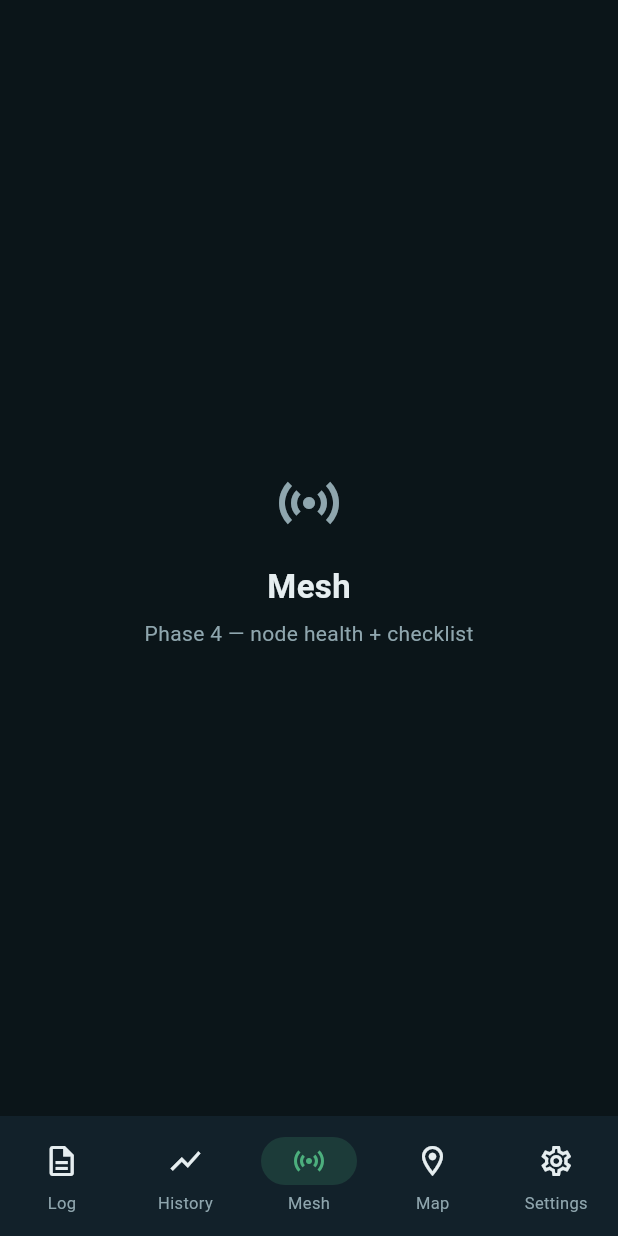
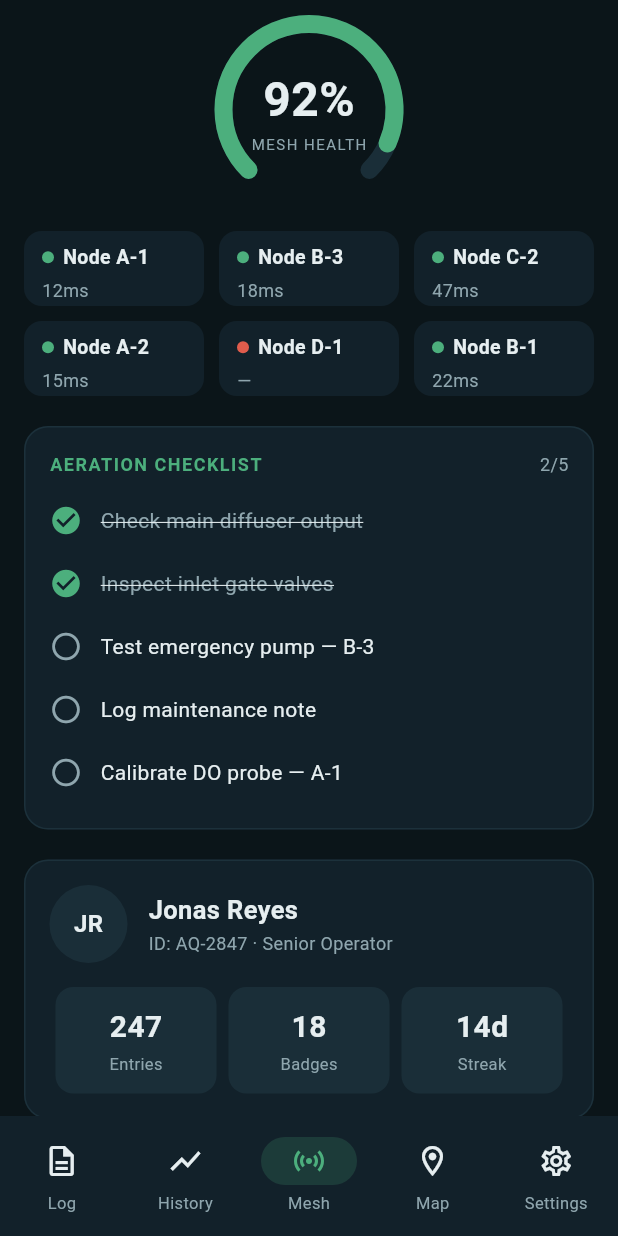
Before and after one commit to jhaienz/AquaPulse-mobile, a Flutter app: the screen it shows after launch, item 3 of the bottom bar chosen, on a phone screen of 412 x 824 dp. Run offline on Flutter 3.47's test engine with Material 3 defaults, Android fonts, the phone set to English and light mode, and no system bars; our stand-ins replace flutter_riverpod.

Commit message:
Phase 4: Mesh tab — health gauge, node grid, checklist, operator profile
CustomPaint arc gauge for mesh health, 3-wide node latency grid (offline D-1
shows —), tappable aeration checklist with live done/total counter, and the
operator profile card with stat tiles. New mesh models + read-only providers.
analyze clean, 8 tests passing.

Co-Authored-By: Claude Opus 4.8 <noreply@anthropic.com>

```diff
--- /dev/null
+++ b/lib/models/mesh.dart
@@ -0,0 +1,35 @@
+/// A LoRa node's link state on the mesh (figma Mesh tab).
+class MeshNode {
+  final String id; // e.g. "A-1"
+  final int? latencyMs; // null when offline
+  bool get online => latencyMs != null;
+  const MeshNode(this.id, this.latencyMs);
+}
+
+/// An item on the aeration/maintenance checklist. `done` is toggled by the
+/// operator; persistence across restarts is Phase 7 (local cache).
+class ChecklistItem {
+  final String label;
+  final bool done;
+  const ChecklistItem(this.label, {this.done = false});
+
+  ChecklistItem toggled() => ChecklistItem(label, done: !done);
+}
+
+/// The signed-in field operator and their running stats.
+class Operator {
+  final String name;
+  final String id; // e.g. "AQ-2847"
+  final String role;
+  final int entries;
+  final int badges;
+  final int streakDays;
+  const Operator({
+    required this.name,
+    required this.id,
+    required this.role,
+    required this.entries,
+    required this.badges,
+    required this.streakDays,
+  });
+}
--- a/lib/repositories/fixtures.dart
+++ b/lib/repositories/fixtures.dart
@@ -4,6 +4,7 @@ import '../models/achievement.dart';
 import '../models/enclosure.dart';
 import '../models/field_log.dart';
 import '../models/forecast.dart';
+import '../models/mesh.dart';
 import '../models/species.dart';
 import '../models/telemetry.dart';
 import '../theme.dart';
@@ -78,6 +79,36 @@ FieldLogEntry fixtureFieldLog(String enclosureId) => FieldLogEntry(
 /// The enclosure the Log tab is focused on (mockup opens on A-1).
 const fixtureSelectedEnclosureId = 'A-1';
 
+/// Mesh node link states (matches the mockup — D-1 offline).
+const fixtureMeshNodes = <MeshNode>[
+  MeshNode('A-1', 12),
+  MeshNode('B-3', 18),
+  MeshNode('C-2', 47),
+  MeshNode('A-2', 15),
+  MeshNode('D-1', null),
+  MeshNode('B-1', 22),
+];
+
+const fixtureMeshHealthPercent = 92;
+
+/// Aeration/maintenance checklist — 2 of 5 done (mockup).
+const fixtureChecklist = <ChecklistItem>[
+  ChecklistItem('Check main diffuser output', done: true),
+  ChecklistItem('Inspect inlet gate valves', done: true),
+  ChecklistItem('Test emergency pump — B-3'),
+  ChecklistItem('Log maintenance note'),
+  ChecklistItem('Calibrate DO probe — A-1'),
+];
+
+const fixtureOperator = Operator(
+  name: 'Jonas Reyes',
+  id: 'AQ-2847',
+  role: 'Senior Operator',
+  entries: 247,
+  badges: 18,
+  streakDays: 14,
+);
+
 /// Field Mode sync snapshot for the Map panel. Real sync state is Phase 7;
 /// this is the fixture stand-in.
 class FieldSyncStatus {
--- a/lib/repositories/repositories.dart
+++ b/lib/repositories/repositories.dart
@@ -4,6 +4,7 @@ import '../models/achievement.dart';
 import '../models/enclosure.dart';
 import '../models/field_log.dart';
 import '../models/forecast.dart';
+import '../models/mesh.dart';
 import '../models/telemetry.dart';
 import 'fixtures.dart';
 
@@ -109,3 +110,8 @@ final achievementsProvider = FutureProvider<List<Achievement>>(
 
 // Field Mode sync snapshot (fixture; real sync state is Phase 7).
 final fieldSyncProvider = Provider<FieldSyncStatus>((_) => fixtureFieldSync);
+
+// Mesh tab (read-only fixtures).
+final meshNodesProvider = Provider<List<MeshNode>>((_) => fixtureMeshNodes);
+final meshHealthProvider = Provider<int>((_) => fixtureMeshHealthPercent);
+final operatorProvider = Provider<Operator>((_) => fixtureOperator);
--- a/lib/screens/app_shell.dart
+++ b/lib/screens/app_shell.dart
@@ -4,6 +4,7 @@ import '../theme.dart';
 import 'history_screen.dart';
 import 'log_screen.dart';
 import 'map_screen.dart';
+import 'mesh_screen.dart';
 import 'placeholder_screen.dart';
 
 /// Root shell: 5 fixed tabs via IndexedStack (no go_router — YAGNI).
@@ -21,7 +22,7 @@ class _AppShellState extends State<AppShell> {
   static const _tabs = <Widget>[
     LogScreen(),
     HistoryScreen(),
-    PlaceholderScreen(title: 'Mesh', phase: 'Phase 4 — node health + checklist', icon: Icons.sensors),
+    MeshScreen(),
     MapScreen(),
     PlaceholderScreen(title: 'Settings', phase: 'Phase 5 — toggles + alerts', icon: Icons.settings_outlined),
   ];
--- /dev/null
+++ b/lib/screens/mesh_screen.dart
@@ -0,0 +1,233 @@
+import 'package:flutter/material.dart';
+import 'package:flutter_riverpod/flutter_riverpod.dart';
+
+import '../models/mesh.dart';
+import '../repositories/fixtures.dart';
+import '../repositories/repositories.dart';
+import '../theme.dart';
+import '../widgets/gauge.dart';
+
+/// Mesh tab — network health gauge, node latency grid, aeration checklist,
+/// operator profile.
+class MeshScreen extends ConsumerStatefulWidget {
+  const MeshScreen({super.key});
+
+  @override
+  ConsumerState<MeshScreen> createState() => _MeshScreenState();
+}
+
+class _MeshScreenState extends ConsumerState<MeshScreen> {
+  // Screen-local checklist state. IndexedStack keeps this alive across tab
+  // switches; durable-across-restart persistence is Phase 7.
+  final List<ChecklistItem> _checklist = List.of(fixtureChecklist);
+
+  void _toggle(int i) => setState(() => _checklist[i] = _checklist[i].toggled());
+
+  @override
+  Widget build(BuildContext context) {
+    final nodes = ref.watch(meshNodesProvider);
+    final health = ref.watch(meshHealthProvider);
+    final op = ref.watch(operatorProvider);
+    final doneCount = _checklist.where((c) => c.done).length;
+
+    return SafeArea(
+      child: ListView(
+        padding: const EdgeInsets.fromLTRB(16, 8, 16, 24),
+        children: [
+          Center(child: ArcGauge(percent: health, label: 'MESH HEALTH')),
+          const SizedBox(height: 16),
+          _NodeGrid(nodes),
+          const SizedBox(height: 20),
+          _Card(
+            child: Column(
+              crossAxisAlignment: CrossAxisAlignment.start,
+              children: [
+                _SectionHeader('AERATION CHECKLIST', '$doneCount/${_checklist.length}'),
+                const SizedBox(height: 8),
+                for (var i = 0; i < _checklist.length; i++) _ChecklistRow(_checklist[i], () => _toggle(i)),
+              ],
+            ),
+          ),
+          const SizedBox(height: 20),
+          _OperatorCard(op),
+        ],
+      ),
+    );
+  }
+}
+
+class _NodeGrid extends StatelessWidget {
+  final List<MeshNode> nodes;
+  const _NodeGrid(this.nodes);
+
+  @override
+  Widget build(BuildContext context) {
+    return GridView.count(
+      crossAxisCount: 3,
+      shrinkWrap: true,
+      physics: const NeverScrollableScrollPhysics(),
+      mainAxisSpacing: 10,
+      crossAxisSpacing: 10,
+      childAspectRatio: 2.4,
+      children: [for (final n in nodes) _NodeCard(n)],
+    );
+  }
+}
+
+class _NodeCard extends StatelessWidget {
+  final MeshNode node;
+  const _NodeCard(this.node);
+
+  @override
+  Widget build(BuildContext context) {
+    final color = node.online ? AppColors.normal : AppColors.critical;
+    return Container(
+      padding: const EdgeInsets.symmetric(horizontal: 12, vertical: 8),
+      decoration: BoxDecoration(color: AppColors.surface, borderRadius: BorderRadius.circular(12)),
+      child: Column(
+        crossAxisAlignment: CrossAxisAlignment.start,
+        mainAxisAlignment: MainAxisAlignment.center,
+        children: [
+          Row(children: [
+            Container(width: 8, height: 8, decoration: BoxDecoration(color: color, shape: BoxShape.circle)),
+            const SizedBox(width: 6),
+            Text('Node ${node.id}',
+                style: const TextStyle(fontSize: 13, fontWeight: FontWeight.w600, color: AppColors.textPrimary)),
+          ]),
+          const SizedBox(height: 4),
+          Text(node.online ? '${node.latencyMs}ms' : '—',
+              style: const TextStyle(fontSize: 12, color: AppColors.textSecondary)),
+        ],
+      ),
+    );
+  }
+}
+
+class _ChecklistRow extends StatelessWidget {
+  final ChecklistItem item;
+  final VoidCallback onTap;
+  const _ChecklistRow(this.item, this.onTap);
+
+  @override
+  Widget build(BuildContext context) {
+    return InkWell(
+      onTap: onTap,
+      borderRadius: BorderRadius.circular(10),
+      child: Padding(
+        padding: const EdgeInsets.symmetric(vertical: 10),
+        child: Row(children: [
+          Icon(item.done ? Icons.check_circle : Icons.circle_outlined,
+              color: item.done ? AppColors.accent : AppColors.textSecondary, size: 22),
+          const SizedBox(width: 12),
+          Expanded(
+            child: Text(item.label,
+                style: TextStyle(
+                  color: item.done ? AppColors.textSecondary : AppColors.textPrimary,
+                  decoration: item.done ? TextDecoration.lineThrough : null,
+                )),
+          ),
+        ]),
+      ),
+    );
+  }
+}
+
+class _OperatorCard extends StatelessWidget {
+  final Operator op;
+  const _OperatorCard(this.op);
+
+  @override
+  Widget build(BuildContext context) {
+    return _Card(
+      child: Column(
+        children: [
+          Row(children: [
+            CircleAvatar(
+              radius: 26,
+              backgroundColor: AppColors.surfaceAlt,
+              child: Text(op.name.split(' ').map((w) => w[0]).take(2).join(),
+                  style: const TextStyle(color: AppColors.textPrimary, fontWeight: FontWeight.bold)),
+            ),
+            const SizedBox(width: 14),
+            Expanded(
+              child: Column(
+                crossAxisAlignment: CrossAxisAlignment.start,
+                children: [
+                  Text(op.name,
+                      style: const TextStyle(fontSize: 17, fontWeight: FontWeight.bold, color: AppColors.textPrimary)),
+                  const SizedBox(height: 2),
+                  Text('ID: ${op.id} · ${op.role}',
+                      style: const TextStyle(fontSize: 12, color: AppColors.textSecondary)),
+                ],
+              ),
+            ),
+          ]),
+          const SizedBox(height: 16),
+          Row(children: [
+            _Stat('${op.entries}', 'Entries'),
+            _Stat('${op.badges}', 'Badges'),
+            _Stat('${op.streakDays}d', 'Streak'),
+          ]),
+        ],
+      ),
+    );
+  }
+}
+
+class _Stat extends StatelessWidget {
+  final String value;
+  final String label;
+  const _Stat(this.value, this.label);
+
+  @override
+  Widget build(BuildContext context) {
+    return Expanded(
+      child: Container(
+        margin: const EdgeInsets.symmetric(horizontal: 4),
+        padding: const EdgeInsets.symmetric(vertical: 12),
+        decoration: BoxDecoration(color: AppColors.surfaceAlt, borderRadius: BorderRadius.circular(12)),
+        child: Column(children: [
+          Text(value, style: const TextStyle(fontSize: 20, fontWeight: FontWeight.bold, color: AppColors.textPrimary)),
+          const SizedBox(height: 2),
+          Text(label, style: const TextStyle(fontSize: 11, color: AppColors.textSecondary)),
+        ]),
+      ),
+    );
+  }
+}
+
+class _SectionHeader extends StatelessWidget {
+  final String label;
+  final String trailing;
+  const _SectionHeader(this.label, this.trailing);
+
+  @override
+  Widget build(BuildContext context) {
+    return Row(
+      mainAxisAlignment: MainAxisAlignment.spaceBetween,
+      children: [
+        Text(label,
+            style: const TextStyle(fontSize: 12, letterSpacing: 1, fontWeight: FontWeight.bold, color: AppColors.accent)),
+        Text(trailing, style: const TextStyle(fontSize: 12, color: AppColors.textSecondary)),
+      ],
+    );
+  }
+}
+
+class _Card extends StatelessWidget {
+  final Widget child;
+  const _Card({required this.child});
+
+  @override
+  Widget build(BuildContext context) {
+    return Container(
+      padding: const EdgeInsets.all(16),
+      decoration: BoxDecoration(
+        color: AppColors.surface,
+        borderRadius: BorderRadius.circular(16),
+        border: Border.all(color: AppColors.border.withValues(alpha: 0.5)),
+      ),
+      child: child,
+    );
+  }
+}
--- /dev/null
+++ b/lib/widgets/gauge.dart
@@ -0,0 +1,74 @@
+import 'dart:math' as math;
+import 'package:flutter/material.dart';
+
+import '../theme.dart';
+
+/// Arc gauge for mesh health. 270° sweep with a gap at the bottom; the value
+/// arc is colored green/amber/red by how healthy the percentage is.
+class ArcGauge extends StatelessWidget {
+  final int percent; // 0..100
+  final String label;
+  const ArcGauge({super.key, required this.percent, required this.label});
+
+  Color get _color => percent >= 80
+      ? AppColors.normal
+      : percent >= 50
+          ? AppColors.warning
+          : AppColors.critical;
+
+  @override
+  Widget build(BuildContext context) {
+    return SizedBox(
+      width: 160,
+      height: 130,
+      child: CustomPaint(
+        painter: _GaugePainter(percent / 100, _color),
+        child: Center(
+          child: Column(
+            mainAxisAlignment: MainAxisAlignment.center,
+            children: [
+              Text('$percent%',
+                  style: const TextStyle(fontSize: 32, fontWeight: FontWeight.bold, color: AppColors.textPrimary)),
+              Text(label,
+                  style: const TextStyle(fontSize: 10, letterSpacing: 1, color: AppColors.textSecondary)),
+            ],
+          ),
+        ),
+      ),
+    );
+  }
+}
+
+class _GaugePainter extends CustomPainter {
+  final double fraction; // 0..1
+  final Color color;
+  _GaugePainter(this.fraction, this.color);
+
+  static const _start = 0.75 * math.pi; // 135°
+  static const _sweep = 1.5 * math.pi; // 270°
+
+  @override
+  void paint(Canvas canvas, Size size) {
+    final rect = Rect.fromCircle(
+      center: Offset(size.width / 2, size.height / 2),
+      radius: math.min(size.width, size.height) / 2 - 8,
+    );
+    final track = Paint()
+      ..color = AppColors.surfaceAlt
+      ..style = PaintingStyle.stroke
+      ..strokeWidth = 12
+      ..strokeCap = StrokeCap.round;
+    final value = Paint()
+      ..color = color
+      ..style = PaintingStyle.stroke
+      ..strokeWidth = 12
+      ..strokeCap = StrokeCap.round;
+
+    canvas.drawArc(rect, _start, _sweep, false, track);
+    canvas.drawArc(rect, _start, _sweep * fraction.clamp(0, 1), false, value);
+  }
+
+  @override
+  bool shouldRepaint(covariant _GaugePainter old) =>
+      old.fraction != fraction || old.color != color;
+}
```
Also changed, not shown: 3 other files.
